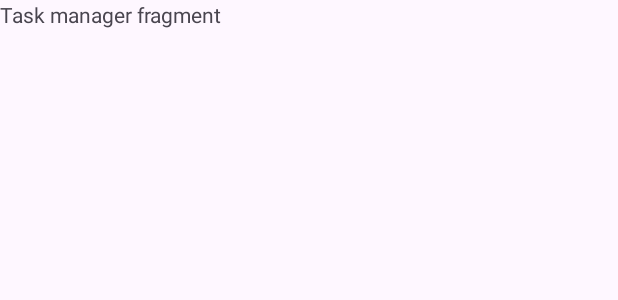
After one commit to varun-chaudhary/OneStop, an Android app: the layout fragment_task_manager.xml on its own in the app's theme, with its tools: preview values and no code run, on a phone screen of 412 x 824 dp. The commit adds this screen. Shown: the top 300 px of the screen. Run offline under Robolectric (Android 15) with nearby library versions, the phone set to English and light mode, and no system bars.

Commit message:
structure ready

```diff
--- a/OneStop/app/src/main/java/com/example/onestop/reminder/NotifierAlarm.kt
+++ b/OneStop/app/src/main/java/com/example/onestop/reminder/NotifierAlarm.kt
@@ -23,7 +23,6 @@ class NotifierAlarm : BroadcastReceiver() {
         val appDatabase = getInstance(context.applicationContext)
         val roomDAO = appDatabase.getRoomDAO()
         var reminder: Reminders
-        //by pranav
         GlobalScope.launch {
             reminder = roomDAO.getObjectUsingID(intent.getIntExtra("id", 0))
             roomDAO.Delete(reminder)
@@ -37,7 +36,7 @@ class NotifierAlarm : BroadcastReceiver() {
         val taskStackBuilder = TaskStackBuilder.create(context)
         taskStackBuilder.addParentStack(MainActivity::class.java)
         taskStackBuilder.addNextIntent(intent1)
-        val intent2 = taskStackBuilder.getPendingIntent(1, PendingIntent.FLAG_UPDATE_CURRENT)
+        val intent2 = taskStackBuilder.getPendingIntent(1, PendingIntent.FLAG_IMMUTABLE)
 
         // NotificationCompat.Builder builder = new NotificationCompat.Builder(context);//by pranav
         val builder = NotificationCompat.Builder(context, "891")
--- a/OneStop/app/src/main/java/com/example/onestop/reminder/ReminderFragment.kt
+++ b/OneStop/app/src/main/java/com/example/onestop/reminder/ReminderFragment.kt
@@ -137,7 +137,7 @@ class ReminderFragment : Fragment() {
                     intent.putExtra("Message", lastReminder.message)
                     intent.putExtra("RemindDate", lastReminder.remindDate.toString())
                     intent.putExtra("id", lastReminder.id)
-                    val intent1 = PendingIntent.getBroadcast(requireContext(), lastReminder.id, intent, PendingIntent.FLAG_MUTABLE)
+                    val intent1 = PendingIntent.getBroadcast(requireContext(), lastReminder.id, intent, PendingIntent.FLAG_IMMUTABLE)
                     val alarmManager = requireContext().getSystemService(Context.ALARM_SERVICE) as AlarmManager
                     alarmManager.setExact(AlarmManager.RTC_WAKEUP, calendar.timeInMillis, intent1)
 
--- /dev/null
+++ b/OneStop/app/src/main/res/layout/fragment_task_manager.xml
@@ -0,0 +1,13 @@
+<?xml version="1.0" encoding="utf-8"?>
+<FrameLayout xmlns:android="http://schemas.android.com/apk/res/android"
+    xmlns:tools="http://schemas.android.com/tools"
+    android:layout_width="match_parent"
+    android:layout_height="match_parent"
+    tools:context=".taskmanager.TaskManager">
+
+    <TextView
+        android:layout_width="match_parent"
+        android:layout_height="match_parent"
+        android:text="Task manager fragment"/>
+
+</FrameLayout>
--- a/OneStop/app/src/main/res/menu/drawer_menu.xml
+++ b/OneStop/app/src/main/res/menu/drawer_menu.xml
@@ -16,6 +16,10 @@
             android:id="@+id/notes"
             android:icon="@drawable/reminder"
             android:title="QuickNotes" />
+        <item
+            android:id="@+id/whiteboard"
+            android:icon="@drawable/reminder"
+            android:title="White Board" />
     </group>
 
 
```
Also changed, not shown: OneStop/app/src/main/java/com/example/onestop/MainActivity.kt (+12 -0 lines), OneStop/app/src/main/java/com/example/onestop/quicknotes/QuickNotes.kt (added, +28 -0 lines), OneStop/app/src/main/java/com/example/onestop/taskmanager/TaskManager.kt (added, +27 -0 lines), OneStop/app/src/main/res/layout/fragment_quick_notes.xml (added, +14 -0 lines).
